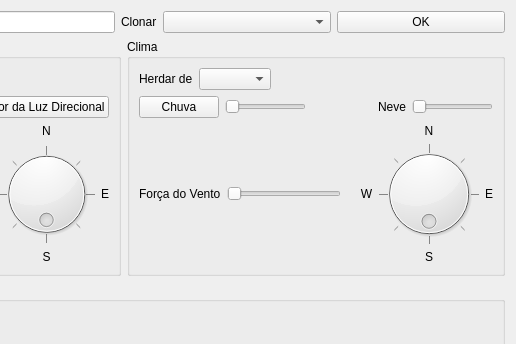
First picture: the form in ifg/qt/ui/cenario.ui, repository matferib/tabuleiro-virtual, before the edit; both pictures show x 287 to 803 and y 0 to 344 of the 803 by 746 pixel window.
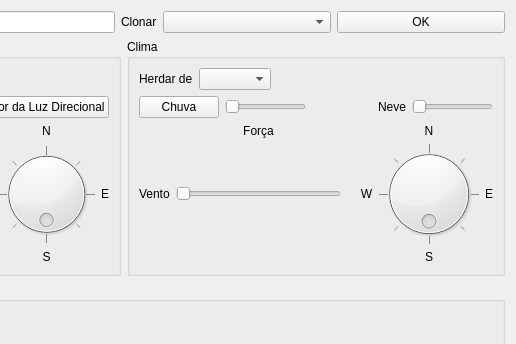
Second picture: the form after the edit.

Commit message: pequenos ajustes de ui

```diff
--- a/ifg/qt/ui/cenario.ui
+++ b/ifg/qt/ui/cenario.ui
@@ -1109,7 +1109,7 @@
         <item row="1" column="0">
          <widget class="QLabel" name="label_26">
           <property name="text">
-           <string>Força do Vento</string>
+           <string>Vento</string>
           </property>
          </widget>
         </item>
@@ -1136,6 +1136,16 @@
           </property>
          </widget>
         </item>
+        <item row="0" column="1">
+         <widget class="QLabel" name="label_30">
+          <property name="text">
+           <string>Força</string>
+          </property>
+          <property name="alignment">
+           <set>Qt::AlignmentFlag::AlignCenter</set>
+          </property>
+         </widget>
+        </item>
        </layout>
       </item>
       <item row="0" column="0" colspan="4">
```
Left out of the diff: 3 changed lines with no effect on the pictures. The commit also changes 1 other file.
